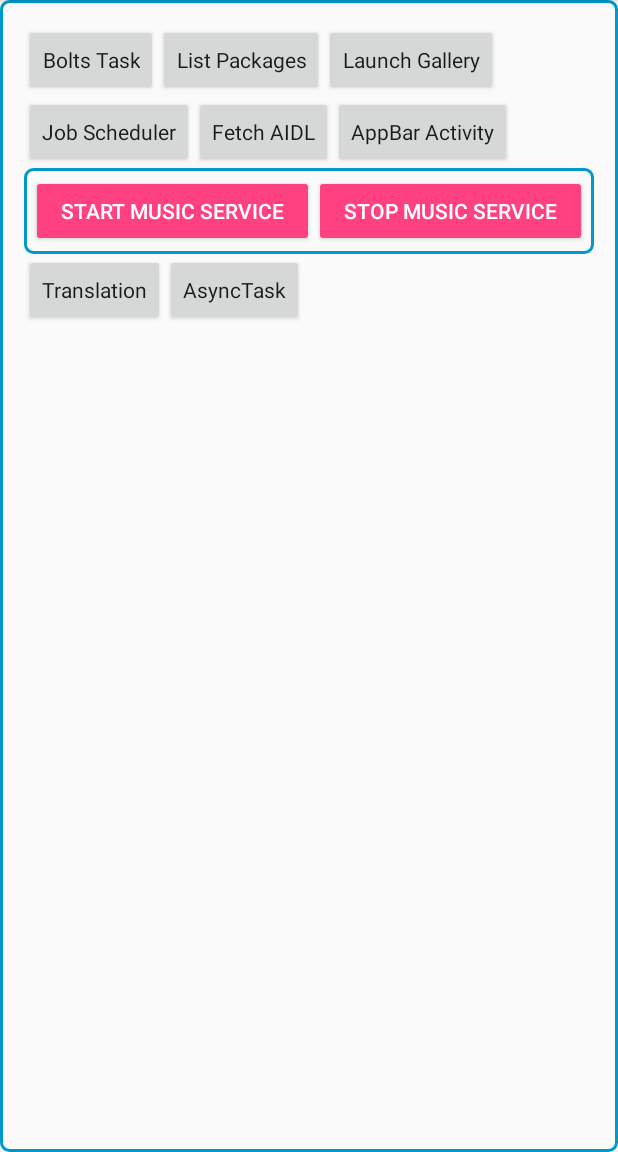
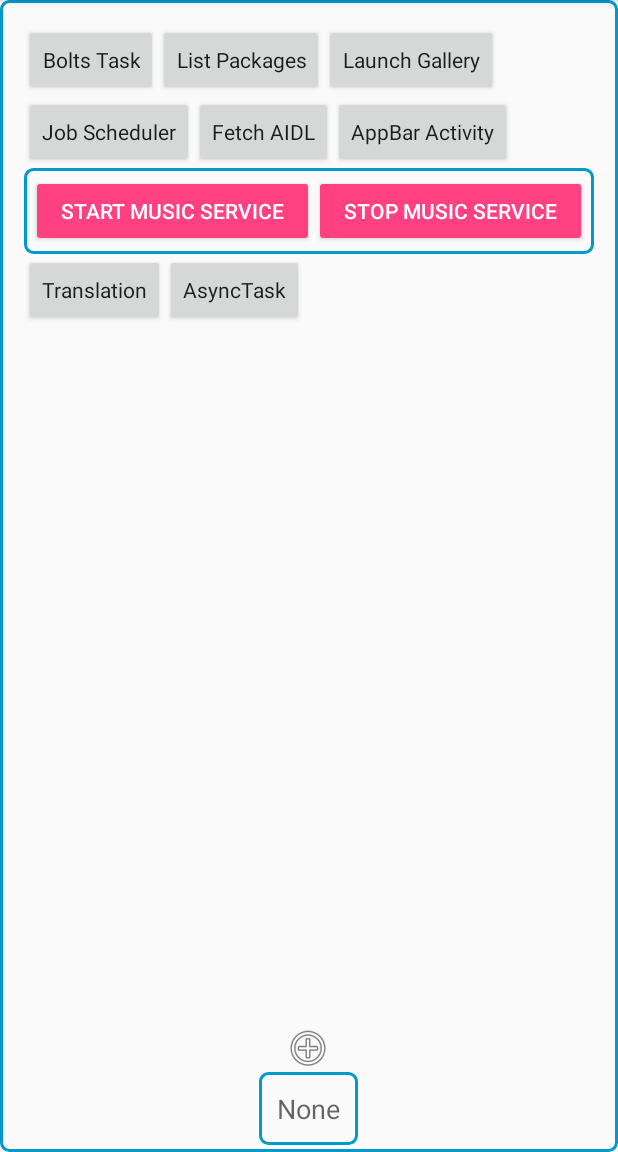
Before and after one commit to rimasg/DemoApp, an Android app: the screen it shows after launch (MainActivity), after a tap on "Other Fragment", on a phone screen of 412 x 824 dp, the part 84-1236 px from its top. Run offline under Robolectric (Android 15) with nearby library versions, the phone set to English and light mode, and no system bars.

Commit message:
Open-Close Slide Menu added

```diff
--- a/app/src/main/java/com/sid/demoapp/MainActivity.java
+++ b/app/src/main/java/com/sid/demoapp/MainActivity.java
@@ -98,5 +98,4 @@ public class MainActivity extends AppCompatActivity implements
             } while (cursor.moveToNext());
         }
     }
-    // Comments not important
 }
--- a/app/src/main/java/com/sid/demoapp/OtherFragment.java
+++ b/app/src/main/java/com/sid/demoapp/OtherFragment.java
@@ -1,5 +1,6 @@
 package com.sid.demoapp;
 
+import android.animation.ObjectAnimator;
 import android.app.job.JobInfo;
 import android.app.job.JobScheduler;
 import android.content.ComponentName;
@@ -19,6 +20,8 @@ import android.view.LayoutInflater;
 import android.view.View;
 import android.view.ViewGroup;
 import android.widget.Button;
+import android.widget.ImageView;
+import android.widget.LinearLayout;
 import android.widget.Toast;
 
 import com.sid.demoapp.async.AsyncTaskActivity;
@@ -89,6 +92,16 @@ public class OtherFragment extends Fragment {
     @Override
     public void onViewCreated(View view, @Nullable Bundle savedInstanceState) {
         super.onViewCreated(view, savedInstanceState);
+
+        final LinearLayout slideMenu = (LinearLayout) view.findViewById(R.id.slide_menu);
+        final ImageView btnOpenClose = (ImageView) view.findViewById(R.id.action_open_close);
+        btnOpenClose.setOnClickListener(new View.OnClickListener() {
+            @Override
+            public void onClick(View v) {
+                openCloseSlideMenu(slideMenu, btnOpenClose);
+            }
+        });
+
         final Button btnBoltsTask = (Button) view.findViewById(R.id.btnBoltsTask);
         assert btnBoltsTask != null;
         btnBoltsTask.setOnClickListener(new View.OnClickListener() {
@@ -175,6 +188,19 @@ public class OtherFragment extends Fragment {
         });
     }
 
+    private void openCloseSlideMenu(View view, ImageView btnOpenClose) {
+        ObjectAnimator animator;
+        if (view.getTranslationY() > 0.001f) {
+            animator = ObjectAnimator.ofFloat(view, "translationY", -view.getHeight() +
+                    btnOpenClose.getHeight());
+        } else {
+            animator = ObjectAnimator.ofFloat(view, "translationY", view.getHeight() -
+                    btnOpenClose.getHeight());
+        }
+        animator.setTarget(view);
+        animator.start();
+    }
+
     private void startAsynctask() {
         startActivity(new Intent(getActivity(), AsyncTaskActivity.class));
     }
@@ -200,6 +226,7 @@ public class OtherFragment extends Fragment {
     public void onDetach() {
         super.onDetach();
     }
+
     private void launchActinBarActivity() {
         startActivity(new Intent(getActivity(), ActionBarActivity.class));
     }
--- a/app/src/main/res/layout/fragment_other.xml
+++ b/app/src/main/res/layout/fragment_other.xml
@@ -4,7 +4,6 @@
     android:id="@+id/relative_layout"
     android:layout_width="match_parent"
     android:layout_height="match_parent"
-    android:paddingBottom="@dimen/activity_vertical_margin"
     android:paddingLeft="@dimen/activity_horizontal_margin"
     android:paddingRight="@dimen/activity_horizontal_margin"
     android:paddingTop="@dimen/activity_vertical_margin"
@@ -113,4 +112,29 @@
             android:layout_height="wrap_content"/>
     </LinearLayout>
 
+    <LinearLayout
+        android:id="@+id/slide_menu"
+        android:orientation="vertical"
+        android:layout_alignParentBottom="true"
+        android:layout_centerHorizontal="true"
+        android:layout_width="wrap_content"
+        android:layout_height="wrap_content">
+
+        <ImageView
+            android:id="@+id/action_open_close"
+            android:src="@android:drawable/ic_menu_add"
+            android:layout_gravity="center"
+            android:layout_width="wrap_content"
+            android:layout_height="wrap_content"/>
+        <TextView
+            android:id="@+id/slide_menu_content"
+            android:text="None"
+            android:textAppearance="?android:attr/textAppearanceMedium"
+            android:background="@drawable/rounded_corners"
+            android:padding="12dp"
+            android:layout_width="wrap_content"
+            android:layout_height="wrap_content"/>
+
+    </LinearLayout>
+
 </RelativeLayout>
```
